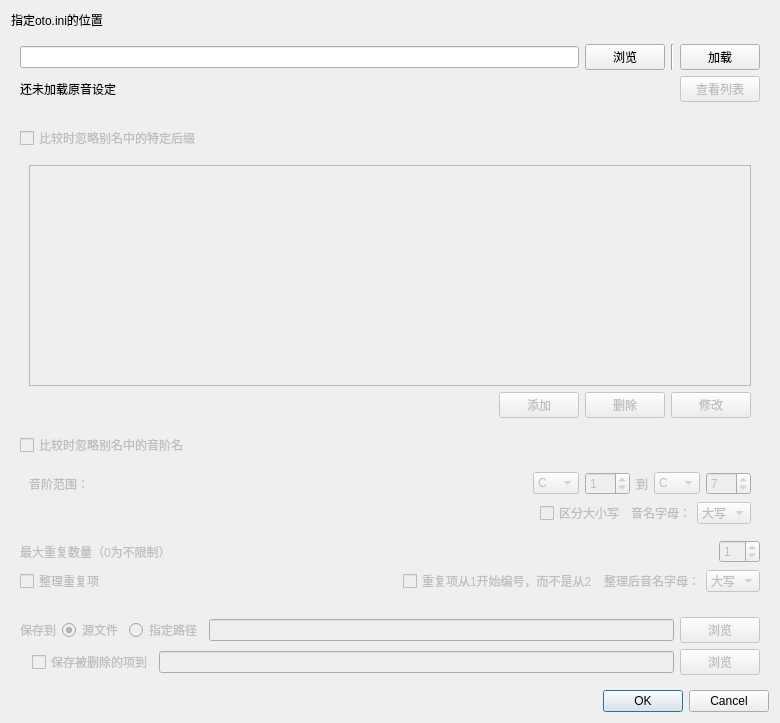
Qt form src/removeduplicatedialog.ui (shine5402/KiraOtoToolbox) before a commit.
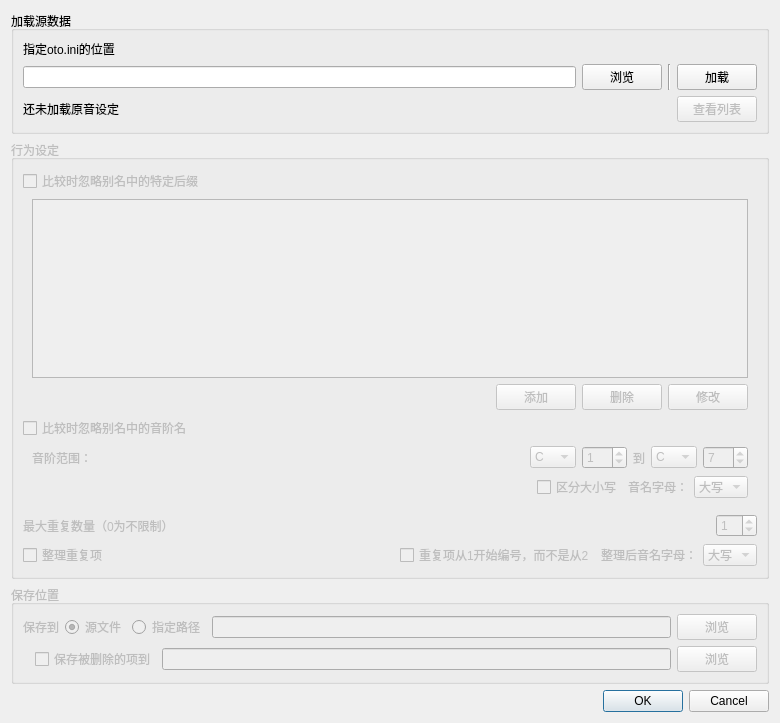
The same form after that commit.

Commit message: 修改UI、加载预设

```diff
--- a/src/removeduplicatedialog.ui
+++ b/src/removeduplicatedialog.ui
@@ -15,46 +15,67 @@
   </property>
   <layout class="QVBoxLayout" name="verticalLayout_5">
    <item>
-    <widget class="QLabel" name="label">
-     <property name="text">
-      <string>指定oto.ini的位置</string>
+    <widget class="QGroupBox" name="groupBox_4">
+     <property name="title">
+      <string>加载源数据</string>
      </property>
-    </widget>
-   </item>
-   <item>
-    <widget class="QWidget" name="loadOtoWidget" native="true">
-     <layout class="QGridLayout" name="gridLayout">
-      <item row="0" column="2">
-       <widget class="Line" name="line">
-        <property name="orientation">
-         <enum>Qt::Vertical</enum>
-        </property>
-       </widget>
-      </item>
-      <item row="0" column="1">
-       <widget class="QPushButton" name="browseButton_open">
-        <property name="styleSheet">
-         <string notr="true"/>
-        </property>
+     <layout class="QVBoxLayout" name="verticalLayout_6">
+      <item>
+       <widget class="QLabel" name="label">
         <property name="text">
-         <string>浏览</string>
+         <string>指定oto.ini的位置</string>
         </property>
-        <property name="flat">
-         <bool>false</bool>
-        </property>
        </widget>
       </item>
-      <item row="0" column="3">
-       <widget class="QPushButton" name="loadButton">
-        <property name="text">
-         <string>加载</string>
-        </property>
+      <item>
+       <widget class="QWidget" name="loadOtoWidget" native="true">
+        <layout class="QHBoxLayout" name="horizontalLayout">
+         <property name="leftMargin">
+          <number>0</number>
+         </property>
+         <property name="topMargin">
+          <number>0</number>
+         </property>
+         <property name="rightMargin">
+          <number>0</number>
+         </property>
+         <property name="bottomMargin">
+          <number>0</number>
+         </property>
+         <item>
+          <widget class="QLineEdit" name="fileNameEdit_open"/>
+         </item>
+         <item>
+          <widget class="QPushButton" name="browseButton_open">
+           <property name="styleSheet">
+            <string notr="true"/>
+           </property>
+           <property name="text">
+            <string>浏览</string>
+           </property>
+           <property name="flat">
+            <bool>false</bool>
+           </property>
+          </widget>
+         </item>
+         <item>
+          <widget class="Line" name="line">
+           <property name="orientation">
+            <enum>Qt::Vertical</enum>
+           </property>
+          </widget>
+         </item>
+         <item>
+          <widget class="QPushButton" name="loadButton">
+           <property name="text">
+            <string>加载</string>
+           </property>
+          </widget>
+         </item>
+        </layout>
        </widget>
       </item>
-      <item row="0" column="0">
-       <widget class="QLineEdit" name="fileNameEdit_open"/>
-      </item>
-      <item row="1" column="0" colspan="4">
+      <item>
        <layout class="QHBoxLayout" name="horizontalLayout_8">
         <item>
          <widget class="QLabel" name="countLabel">
@@ -92,10 +113,13 @@
     </widget>
    </item>
    <item>
-    <widget class="QWidget" name="optionWidget" native="true">
+    <widget class="QGroupBox" name="optionGroupBox">
      <property name="enabled">
       <bool>false</bool>
      </property>
+     <property name="title">
+      <string>行为设定</string>
+     </property>
      <layout class="QVBoxLayout" name="verticalLayout_3">
       <item>
        <widget class="QCheckBox" name="ignoreSpecificSuffixCheckBox">
@@ -110,6 +134,12 @@
          <bool>false</bool>
         </property>
         <layout class="QVBoxLayout" name="verticalLayout_2">
+         <property name="topMargin">
+          <number>0</number>
+         </property>
+         <property name="bottomMargin">
+          <number>0</number>
+         </property>
          <item>
           <widget class="QListWidget" name="suffixListWidget"/>
          </item>
@@ -167,6 +197,9 @@
          <bool>false</bool>
         </property>
         <layout class="QVBoxLayout" name="verticalLayout">
+         <property name="topMargin">
+          <number>0</number>
+         </property>
          <item>
           <layout class="QHBoxLayout" name="horizontalLayout_4">
            <item>
@@ -485,6 +518,9 @@
          </item>
          <item>
           <widget class="QCheckBox" name="organizeStartFrom1CheckBox">
+           <property name="enabled">
+            <bool>false</bool>
+           </property>
            <property name="text">
             <string>重复项从1开始编号，而不是从2</string>
            </property>
@@ -492,6 +528,9 @@
          </item>
          <item>
           <widget class="QLabel" name="label_7">
+           <property name="enabled">
+            <bool>false</bool>
+           </property>
            <property name="text">
             <string>整理后音名字母：</string>
            </property>
@@ -499,6 +538,9 @@
          </item>
          <item>
           <widget class="QComboBox" name="organizeCaseComboBox">
+           <property name="enabled">
+            <bool>false</bool>
+           </property>
            <item>
             <property name="text">
              <string>大写</string>
@@ -518,10 +560,13 @@
     </widget>
    </item>
    <item>
-    <widget class="QWidget" name="saveOptionWidget" native="true">
+    <widget class="QGroupBox" name="saveOptionGroupBox">
      <property name="enabled">
       <bool>false</bool>
      </property>
+     <property name="title">
+      <string>保存位置</string>
+     </property>
      <layout class="QVBoxLayout" name="verticalLayout_4">
       <item>
        <layout class="QHBoxLayout" name="horizontalLayout_9">
```
Left out of the diff: 110 changed lines with no effect on the pictures. The commit also changes 5 other files.
